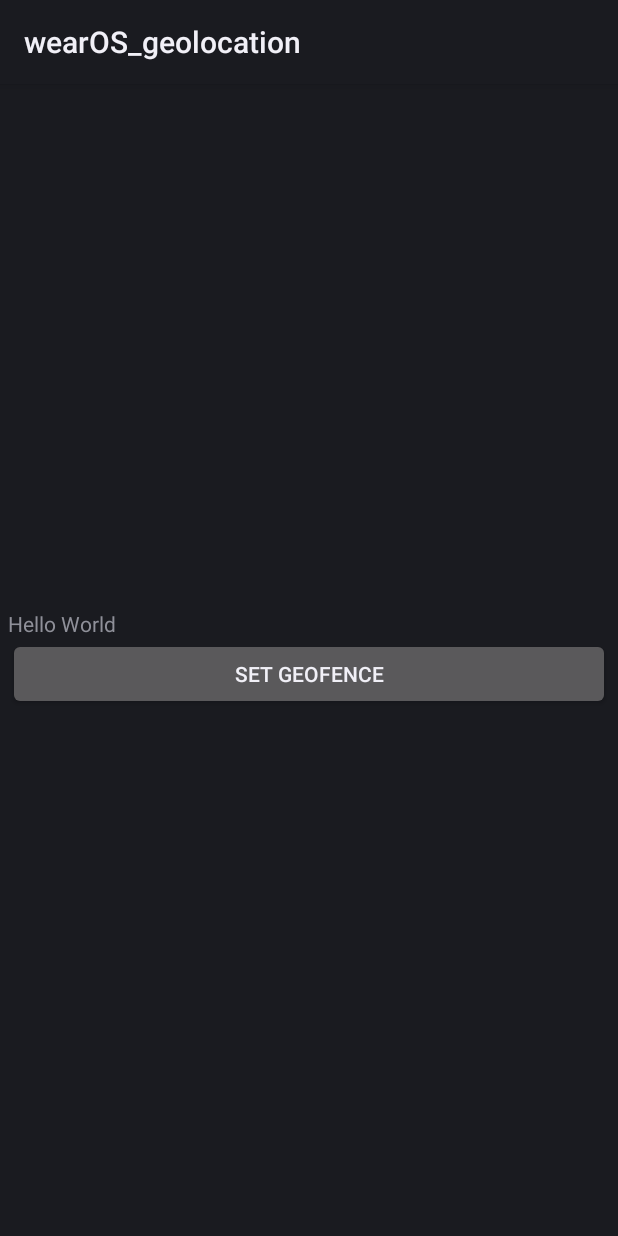
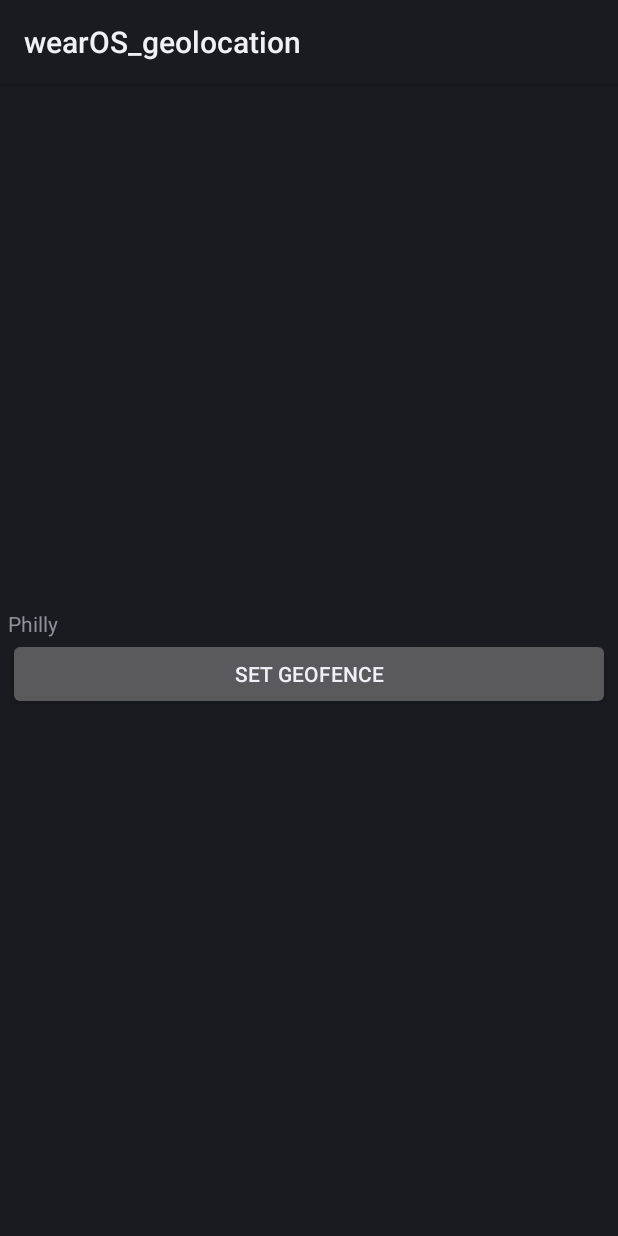
Before and after one commit to MeganJBlevins/hearo_geolocation, an Android app: the screen it shows after launch (MainActivity), on a phone screen of 412 x 824 dp. Run offline under Robolectric (Android 15) with nearby library versions, the phone set to English and light mode, and no system bars; our stand-ins replace data binding; plain views replace BoxInsetLayout.

Commit message:
wip: simple data binding working

```diff
--- a/app/src/main/java/com/hearolife/wearos_geolocation/CurrentLocationViewModel.kt
+++ b/app/src/main/java/com/hearolife/wearos_geolocation/CurrentLocationViewModel.kt
@@ -1,21 +1,35 @@
 package com.hearolife.wearos_geolocation
 
+import android.annotation.SuppressLint
+import android.content.Context
+import android.location.Geocoder
+import android.os.Looper
+import android.util.Log
 import androidx.lifecycle.LiveData
 import androidx.lifecycle.MutableLiveData
 import androidx.lifecycle.ViewModel
+import com.google.android.gms.location.LocationCallback
+import com.google.android.gms.location.LocationRequest
+import com.google.android.gms.location.LocationResult
+import com.google.android.gms.location.LocationServices
+import com.google.android.gms.tasks.Task
+import java.util.*
 
 class CurrentLocationViewModel : ViewModel() {
+
     private val currentLocation: MutableLiveData<Location> by lazy {
         MutableLiveData<Location>().also {
             loadCurrentLocation()
         }
     }
 
+    fun getCurrentCity() : String {
+        return "Philly"
+    }
     fun getCurrentLocation(): LiveData<Location> {
         return currentLocation
     }
 
     private fun loadCurrentLocation() {
-        // Do an asynchronous operation to fetch users.
     }
 }
--- a/app/src/main/java/com/hearolife/wearos_geolocation/Location.kt
+++ b/app/src/main/java/com/hearolife/wearos_geolocation/Location.kt
@@ -18,7 +18,7 @@ class Location {
     var lastLocation : Location? = null
 
     @SuppressLint("MissingPermission")
-    fun getLastLocation(context: Context): Task<Location> {
+    open suspend fun getLastLocation(context: Context): Task<Location> {
         fusedLocationProviderClient = LocationServices.getFusedLocationProviderClient(context)
 
         Log.d("Debug:", "getting last location")
--- a/app/src/main/java/com/hearolife/wearos_geolocation/MainActivity.kt
+++ b/app/src/main/java/com/hearolife/wearos_geolocation/MainActivity.kt
@@ -7,13 +7,17 @@ import android.view.View
 import android.widget.ArrayAdapter
 import android.widget.TextView
 import android.widget.Toast
+import androidx.databinding.DataBindingUtil
+import com.hearolife.wearos_geolocation.databinding.ActivityMainBinding
 
 class MainActivity : Activity() {
     private lateinit var permissions: Permissions
 
     override fun onCreate(savedInstanceState: Bundle?) {
         super.onCreate(savedInstanceState)
-        setContentView(R.layout.activity_main)
+        val binding : ActivityMainBinding =
+            DataBindingUtil.setContentView(this, R.layout.activity_main)
+        binding.city = "Philly"
         Log.e(TAG, "getting permissions")
         permissions = Permissions(this)
         if(permissions.allGranted) {
--- a/app/src/main/res/layout/activity_main.xml
+++ b/app/src/main/res/layout/activity_main.xml
@@ -4,6 +4,10 @@
     xmlns:tools="http://schemas.android.com/tools">
 
     <data>
+        <variable
+            name="viewModel"
+            type="com.hearolife.wearos_geolocation.CurrentLocationViewModel" />
+        <variable name="city" type="String"/>
 
     </data>
 
@@ -30,7 +34,7 @@
                     android:id="@+id/current_location"
                     android:layout_width="match_parent"
                     android:layout_height="wrap_content"
-                    android:text="Hello World" />
+                    android:text="@{city}" />
 
                 <Button
                     android:id="@+id/start_geofence"
```
